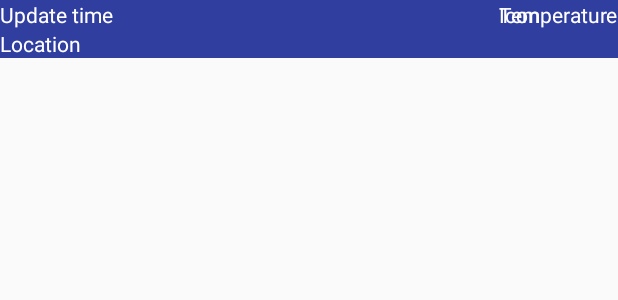
After one commit to FostVlad/Weather, an Android app: the layout city_adapter_view.xml on its own in the app's theme, with its tools: preview values and no code run, on a phone screen of 412 x 824 dp. The commit adds this screen. Shown: the top 300 px of the screen. Run offline under Robolectric (Android 15) with nearby library versions, the phone set to English and light mode, and no system bars.

Commit message:
temp commit, cities representation

```diff
--- a/app/build.gradle
+++ b/app/build.gradle
@@ -3,7 +3,7 @@ apply plugin: 'org.greenrobot.greendao'
 
 android {
     compileSdkVersion 26
-    buildToolsVersion "26.0.0"
+    buildToolsVersion '26.0.2'
     defaultConfig {
         applicationId "com.goloveschenko.weather"
         minSdkVersion 21
@@ -36,14 +36,14 @@ greendao {
 
 dependencies {
     implementation fileTree(dir: 'libs', include: ['*.jar'])
-    implementation 'com.android.support:appcompat-v7:26.0.1'
+    implementation 'com.android.support:appcompat-v7:26.1.0'
     implementation 'com.android.support.constraint:constraint-layout:1.0.2'
     testImplementation 'junit:junit:4.12'
     androidTestImplementation 'com.android.support.test:runner:1.0.0'
     androidTestImplementation 'com.android.support.test.espresso:espresso-core:3.0.0'
 
     compile 'com.android.support:recyclerview-v7:26.0.1'
-    compile 'com.android.support:design:26.0.2'
+    compile 'com.android.support:design:26.1.0'
 
     compile 'com.squareup.retrofit2:retrofit:2.1.0'
     compile 'com.squareup.retrofit2:converter-gson:2.1.0'
--- a/app/src/main/AndroidManifest.xml
+++ b/app/src/main/AndroidManifest.xml
@@ -22,6 +22,8 @@
                 <category android:name="android.intent.category.LAUNCHER" />
             </intent-filter>
         </activity>
+        <activity android:name=".activity.CityActivity"
+            android:parentActivityName=".activity.WeatherActivity"/>
 
         <!--Services-->
         <service android:name=".service.WeatherService" />
--- a/app/src/main/java/com/goloveschenko/weather/data/remote/WeatherApiClient.java
+++ b/app/src/main/java/com/goloveschenko/weather/data/remote/WeatherApiClient.java
@@ -31,7 +31,7 @@ public class WeatherApiClient {
                     .client(client)
                     .build();
 
-            return retrofit.create(WeatherApiService.class);
+            service = retrofit.create(WeatherApiService.class);
         }
         return service;
     }
--- /dev/null
+++ b/app/src/main/res/layout/activity_city.xml
@@ -0,0 +1,6 @@
+<?xml version="1.0" encoding="utf-8"?>
+<LinearLayout xmlns:android="http://schemas.android.com/apk/res/android"
+    android:orientation="vertical" android:layout_width="match_parent"
+    android:layout_height="match_parent">
+
+</LinearLayout>
--- a/app/src/main/res/layout/activity_weather.xml
+++ b/app/src/main/res/layout/activity_weather.xml
@@ -47,11 +47,12 @@
         android:background="@color/colorPrimary"
         android:theme="?attr/actionBarDivider"
         android:layout_gravity="bottom">
+
         <ImageView
+            android:id="@+id/add_city_button"
             android:layout_width="wrap_content"
             android:layout_height="wrap_content"
             android:layout_gravity="end"
-            android:id="@+id/submitEditNote"
             android:src="@android:drawable/ic_menu_mapmode"
             android:layout_alignParentEnd="true"/>
     </android.support.v7.widget.Toolbar>
--- /dev/null
+++ b/app/src/main/res/layout/city_adapter_view.xml
@@ -0,0 +1,37 @@
+<?xml version="1.0" encoding="utf-8"?>
+<RelativeLayout xmlns:android="http://schemas.android.com/apk/res/android"
+    android:orientation="vertical" android:layout_width="match_parent"
+    android:layout_height="wrap_content"
+    android:background="@color/colorPrimaryDark">
+
+    <TextView
+        android:id="@+id/city_adapter_time"
+        android:layout_width="wrap_content"
+        android:layout_height="wrap_content"
+        android:text="@string/update_time"
+        android:textColor="@android:color/white"/>
+
+    <TextView
+        android:id="@+id/city_adapter_location"
+        android:layout_width="wrap_content"
+        android:layout_height="wrap_content"
+        android:text="@string/location"
+        android:layout_below="@id/city_adapter_time"
+        android:textColor="@android:color/white"/>
+
+    <TextView
+        android:id="@+id/city_adapter_icon"
+        android:layout_width="wrap_content"
+        android:layout_height="wrap_content"
+        android:text="@string/icon"
+        android:layout_alignStart="@id/city_adapter_temp"
+        android:textColor="@android:color/white"/>
+
+    <TextView
+        android:id="@+id/city_adapter_temp"
+        android:layout_width="wrap_content"
+        android:layout_height="wrap_content"
+        android:text="@string/temp"
+        android:layout_alignParentEnd="true"
+        android:textColor="@android:color/white"/>
+</RelativeLayout>
--- a/build.gradle
+++ b/build.gradle
@@ -7,7 +7,7 @@ buildscript {
         jcenter()
     }
     dependencies {
-        classpath 'com.android.tools.build:gradle:3.0.0-beta6'
+        classpath 'com.android.tools.build:gradle:3.0.0-beta7'
         classpath 'org.greenrobot:greendao-gradle-plugin:3.2.2'
 
 
```
Also changed, not shown: app/src/main/java/com/goloveschenko/weather/activity/CityActivity.java (added, +20 -0 lines), app/src/main/java/com/goloveschenko/weather/activity/WeatherActivity.java (+11 -2 lines), app/src/main/java/com/goloveschenko/weather/adapter/CityRecyclerViewAdapter.java (added, +60 -0 lines), app/src/main/java/com/goloveschenko/weather/dao/DaoMaster.java (+4 -4 lines), app/src/main/java/com/goloveschenko/weather/dao/DaoSession.java (+14 -20 lines), app/src/main/java/com/goloveschenko/weather/service/WeatherService.java (+3 -4 lines).
